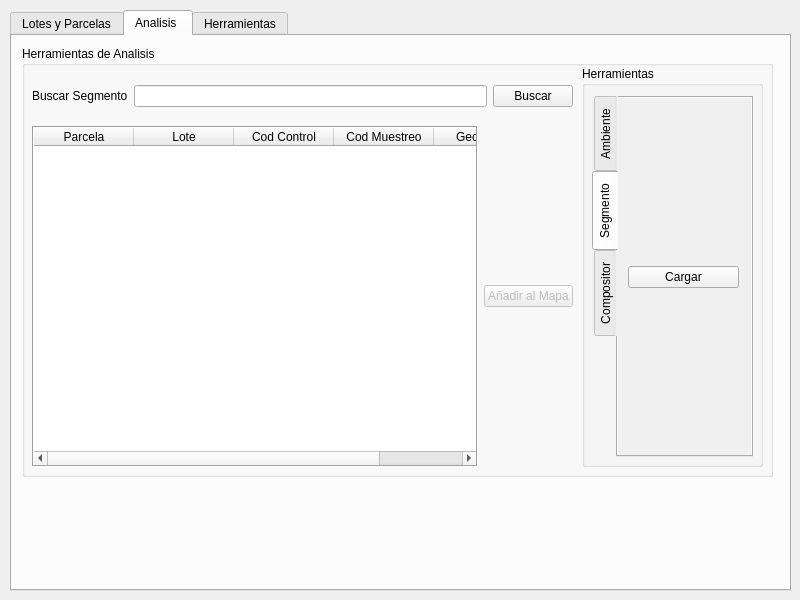
The window that ui/agrae_main.ui (franciscocontreras93/agrae) describes before a commit, drawn with Qt 5.
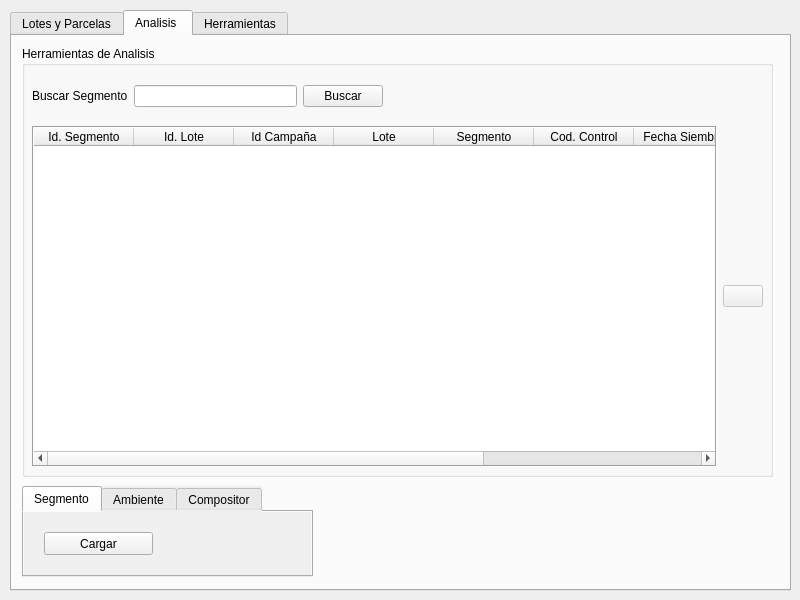
The same window after the commit. The open tabs and pages were chosen to show the change.

Diff of the .ui file:
```diff
--- a/ui/agrae_main.ui
+++ b/ui/agrae_main.ui
@@ -44,7 +44,7 @@
     <string notr="true"/>
    </property>
    <property name="currentIndex">
-    <number>2</number>
+    <number>0</number>
    </property>
    <widget class="QWidget" name="lotes_tab">
     <attribute name="title">
@@ -203,6 +203,11 @@
            <string>Lote</string>
           </property>
          </column>
+         <column>
+          <property name="text">
+           <string>Parcela</string>
+          </property>
+         </column>
          <column>
           <property name="text">
            <string>Fecha Siembra</string>
@@ -225,7 +230,7 @@
          </column>
         </widget>
        </item>
-       <item row="1" column="1">
+       <item row="0" column="1">
         <widget class="QPushButton" name="btn_add_layer">
          <property name="enabled">
           <bool>false</bool>
@@ -238,6 +243,19 @@
          </property>
         </widget>
        </item>
+       <item row="1" column="1">
+        <widget class="QPushButton" name="btn_reload">
+         <property name="enabled">
+          <bool>false</bool>
+         </property>
+         <property name="toolTip">
+          <string>Añadir Lote al Mapa</string>
+         </property>
+         <property name="text">
+          <string/>
+         </property>
+        </widget>
+       </item>
       </layout>
      </widget>
     </widget>
@@ -662,6 +680,9 @@
         </item>
         <item row="0" column="8">
          <widget class="QPushButton" name="btn_crear_lote">
+          <property name="enabled">
+           <bool>true</bool>
+          </property>
           <property name="text">
            <string>Crear Lote</string>
           </property>
@@ -696,6 +717,9 @@
         </item>
         <item row="1" column="8">
          <widget class="QPushButton" name="btn_crear_campania">
+          <property name="enabled">
+           <bool>true</bool>
+          </property>
           <property name="text">
            <string>Crear Campaña</string>
           </property>
@@ -1374,7 +1398,7 @@
        <rect>
         <x>10</x>
         <y>30</y>
-        <width>541</width>
+        <width>351</width>
         <height>41</height>
        </rect>
       </property>
@@ -1407,7 +1431,7 @@
        <rect>
         <x>10</x>
         <y>80</y>
-        <width>541</width>
+        <width>731</width>
         <height>341</height>
        </rect>
       </property>
@@ -1418,12 +1442,15 @@
           <bool>false</bool>
          </property>
          <property name="text">
-          <string>Añadir al Mapa</string>
+          <string/>
          </property>
         </widget>
        </item>
        <item row="0" column="0">
         <widget class="QTableWidget" name="tableWidget_2">
+         <property name="enabled">
+          <bool>true</bool>
+         </property>
          <property name="contextMenuPolicy">
           <enum>Qt::CustomContextMenu</enum>
          </property>
@@ -1437,7 +1464,7 @@
           <enum>QAbstractScrollArea::AdjustToContents</enum>
          </property>
          <property name="editTriggers">
-          <set>QAbstractItemView::NoEditTriggers</set>
+          <set>QAbstractItemView::AllEditTriggers</set>
          </property>
          <property name="dragDropOverwriteMode">
           <bool>false</bool>
@@ -1459,7 +1486,17 @@
          </property>
          <column>
           <property name="text">
-           <string>Parcela</string>
+           <string>Id. Segmento</string>
+          </property>
+         </column>
+         <column>
+          <property name="text">
+           <string>Id. Lote</string>
+          </property>
+         </column>
+         <column>
+          <property name="text">
+           <string>Id Campaña</string>
           </property>
          </column>
          <column>
@@ -1469,129 +1506,108 @@
          </column>
          <column>
           <property name="text">
-           <string>Cod Control</string>
+           <string>Segmento</string>
           </property>
          </column>
          <column>
           <property name="text">
-           <string>Cod Muestreo</string>
+           <string>Cod. Control</string>
           </property>
          </column>
          <column>
           <property name="text">
-           <string>Geometria</string>
+           <string>Fecha Siembra</string>
+          </property>
+         </column>
+         <column>
+          <property name="text">
+           <string>Cultivo</string>
+          </property>
+         </column>
+         <column>
+          <property name="text">
+           <string>Analisis</string>
           </property>
          </column>
         </widget>
        </item>
       </layout>
      </widget>
-     <widget class="QGroupBox" name="groupBox_4">
-      <property name="geometry">
-       <rect>
-        <x>560</x>
-        <y>20</y>
-        <width>181</width>
-        <height>401</height>
-       </rect>
-      </property>
-      <property name="title">
-       <string>Herramientas</string>
-      </property>
-      <widget class="QTabWidget" name="tabWidget">
+    </widget>
+    <widget class="QTabWidget" name="tabWidget_5">
        <property name="geometry">
         <rect>
          <x>10</x>
-         <y>30</y>
-         <width>161</width>
-         <height>361</height>
+       <y>450</y>
+       <width>291</width>
+       <height>91</height>
         </rect>
        </property>
        <property name="styleSheet">
         <string notr="true">background-color: rgb(240, 240, 240);</string>
        </property>
        <property name="tabPosition">
-        <enum>QTabWidget::West</enum>
+      <enum>QTabWidget::North</enum>
        </property>
        <property name="currentIndex">
-        <number>1</number>
-       </property>
+      <number>2</number>
+     </property>
+     <widget class="QWidget" name="tabWidgetPage2">
+      <attribute name="title">
+       <string>Segmento</string>
+      </attribute>
+      <widget class="QPushButton" name="pushButton_4">
+       <property name="enabled">
+        <bool>true</bool>
+       </property>
+       <property name="geometry">
+        <rect>
+         <x>20</x>
+         <y>20</y>
+         <width>109</width>
+         <height>23</height>
+        </rect>
+       </property>
+       <property name="text">
+        <string>Cargar</string>
+       </property>
+      </widget>
+     </widget>
        <widget class="QWidget" name="tabWidgetPage1">
         <attribute name="title">
          <string>Ambiente</string>
         </attribute>
-        <widget class="QWidget" name="verticalLayoutWidget">
-         <property name="geometry">
-          <rect>
-           <x>10</x>
-           <y>9</y>
-           <width>111</width>
-           <height>341</height>
-          </rect>
-         </property>
-         <layout class="QVBoxLayout" name="verticalLayout">
-          <item>
            <widget class="QPushButton" name="pushButton_3">
-            <property name="text">
-             <string>Cargar</string>
-            </property>
-           </widget>
-          </item>
-         </layout>
-        </widget>
-       </widget>
-       <widget class="QWidget" name="tabWidgetPage2">
-        <attribute name="title">
-         <string>Segmento</string>
-        </attribute>
-        <widget class="QWidget" name="verticalLayoutWidget_2">
          <property name="geometry">
           <rect>
            <x>10</x>
-           <y>9</y>
-           <width>111</width>
-           <height>341</height>
-          </rect>
-         </property>
-         <layout class="QVBoxLayout" name="verticalLayout_2">
-          <item>
-           <widget class="QPushButton" name="pushButton_4">
-            <property name="enabled">
-             <bool>true</bool>
-            </property>
+         <y>10</y>
+         <width>79</width>
+         <height>23</height>
+        </rect>
+       </property>
             <property name="text">
              <string>Cargar</string>
             </property>
-           </widget>
-          </item>
-         </layout>
         </widget>
        </widget>
        <widget class="QWidget" name="tabWidgetPage3">
         <attribute name="title">
          <string>Compositor</string>
         </attribute>
-        <widget class="QWidget" name="verticalLayoutWidget_3">
-         <property name="geometry">
-          <rect>
-           <x>10</x>
-           <y>9</y>
-           <width>111</width>
-           <height>341</height>
-          </rect>
-         </property>
-         <layout class="QVBoxLayout" name="verticalLayout_3">
-          <item>
            <widget class="QPushButton" name="pushButton_2">
+       <property name="geometry">
+        <rect>
+         <x>10</x>
+         <y>10</y>
+         <width>109</width>
+         <height>23</height>
+        </rect>
+       </property>
             <property name="text">
              <string>Generar</string>
             </property>
            </widget>
-          </item>
-         </layout>
-        </widget>
-       </widget>
-      </widget>
      </widget>
     </widget>
    </widget>
```
Left out of the diff: 2 changed lines with no effect on the pictures. Lines whose indentation alone changed are shown as unchanged.
